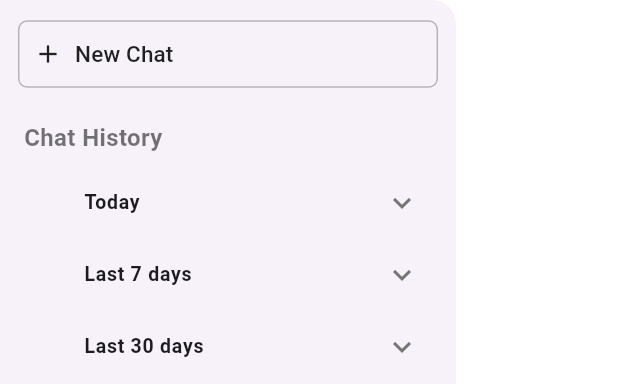
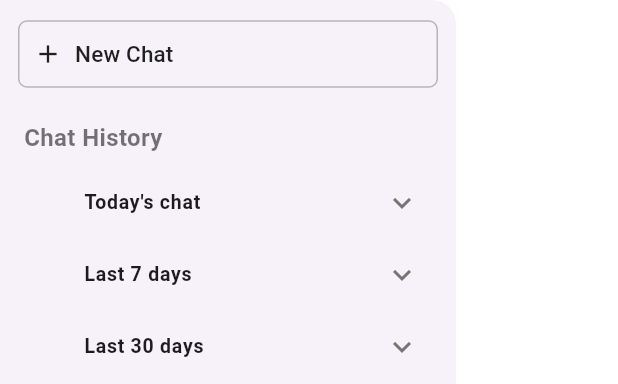
Before and after one commit to pranjalsinghtricon/flutter_chat_ai, a Flutter app: the AppDrawer widget shown alone on an empty page, opened directly, on a phone screen of 412 x 824 dp. Shown: the top 384 px of the screen. Run offline on Flutter 3.47's test engine with Material 3 defaults, Android fonts, the phone set to English and light mode, and no system bars; our stand-ins replace file_picker, flutter_html, flutter_riverpod, flutter_svg, hive, hive_flutter; missing offline and left inert: markdown; accounts and stored records are empty; network calls fail.

```diff
--- a/lib/features/chat/presentation/chat_screen.dart
+++ b/lib/features/chat/presentation/chat_screen.dart
@@ -238,7 +238,7 @@ class AppDrawer extends ConsumerWidget {
             ),
 
             CustomExpandableTile(
-              title: "Today",
+              title: "Today's chat",
               items: today.map((chat) => chat.title).toList(),
             ),
             CustomExpandableTile(
```
Also changed, not shown: lib/features/chat/data/models/chat_model.g.dart (added).
